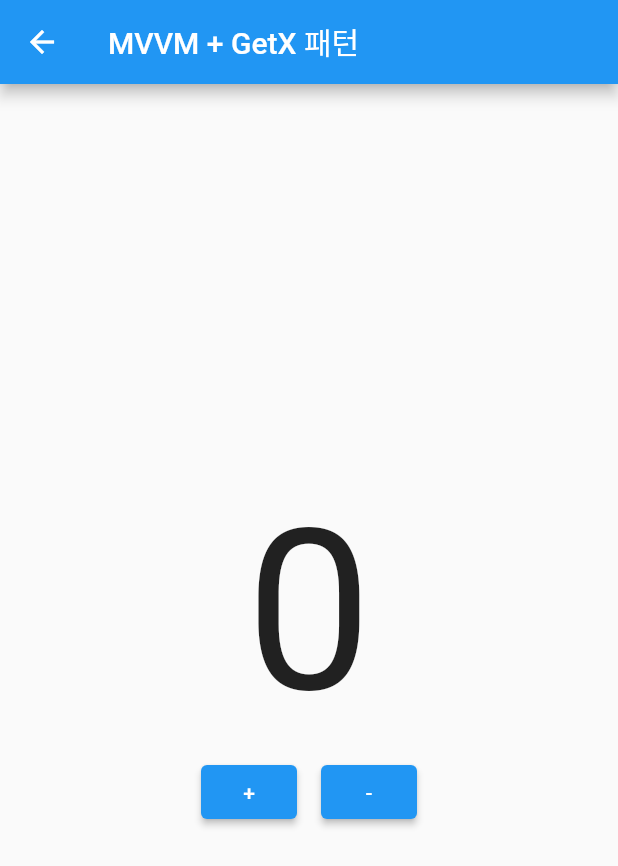
After one commit to dragon5354/flutter_pattern_study_d5354, a Flutter app: the screen it shows after launch, after a tap on "MVVM GETX PATTERN", on a phone screen of 412 x 824 dp. The commit adds this screen. Shown: the top 866 px of the screen. Run offline on Flutter 3.47's test engine with Material 2 defaults, Android fonts, the phone set to English and light mode, and no system bars; our stand-ins replace get, mvc_pattern.

Commit message:
mvvvm + GetX 사용 패턴

```diff
--- /dev/null
+++ b/lib/src/mvvm_getx/mvvm_getx_controller.dart
@@ -0,0 +1,24 @@
+
+import 'package:flutter_pattern_study_d5354/src/model/model.dart';
+import 'package:get/get.dart';
+
+class MVVMGetxController extends GetxController {
+  late Model model;
+  RxInt count = 0.obs;
+
+  @override
+  void onInit() {
+    super.onInit();
+    model = Model();
+  }
+
+  void incrementCounter() {
+    model.incrementCounter();
+    count(model.counter);
+  }
+
+  void decreamentCounter() {
+    model.decrementCounter();
+    count(model.counter);
+  }
+}
--- /dev/null
+++ b/lib/src/mvvm_getx/mvvm_getx_view.dart
@@ -0,0 +1,49 @@
+
+import 'package:flutter/material.dart';
+import 'package:flutter_pattern_study_d5354/src/mvvm_getx/mvvm_getx_controller.dart';
+import 'package:get/get_state_manager/get_state_manager.dart';
+
+// GetView로 controller를 바로 접근할 수 있도록 함
+class MVVMGetxView extends GetView<MVVMGetxController> {
+  const MVVMGetxView({Key? key}) : super(key: key);
+
+  @override
+  Widget build(BuildContext context) {
+    return Scaffold(
+      appBar: AppBar(title: const Text('MVVM + GetX 패턴')),
+      body: Center(
+        child: Column(
+          mainAxisAlignment: MainAxisAlignment.center,
+          children: [
+            // obx(반응형) 방식으로 해당 부분만 값이 바뀔 때 리로딩되게 함
+            Obx(
+              () => Text(controller.count.toString(),
+                  style: TextStyle(fontSize: 150)),
+            ),
+            Row(
+              mainAxisAlignment: MainAxisAlignment.center,
+              children: [
+                Padding(
+                  padding: const EdgeInsets.all(8.0),
+                  child: ElevatedButton(
+                      onPressed: () {
+                        controller.incrementCounter();
+                      },
+                      child: const Text('+')),
+                ),
+                Padding(
+                  padding: const EdgeInsets.all(8.0),
+                  child: ElevatedButton(
+                      onPressed: () {
+                        controller.decreamentCounter();
+                      },
+                      child: const Text('-')),
+                ),
+              ],
+            )
+          ],
+        ),
+      ),
+    );
+  }
+}
--- a/lib/src/pattern_home.dart
+++ b/lib/src/pattern_home.dart
@@ -1,7 +1,10 @@
 import 'package:flutter/material.dart';
 import 'package:flutter_pattern_study_d5354/src/mvc/views/mvc_view.dart';
 import 'package:flutter_pattern_study_d5354/src/mvvm/views/mvvm_view.dart';
+import 'package:flutter_pattern_study_d5354/src/mvvm_getx/mvvm_getx_controller.dart';
+import 'package:flutter_pattern_study_d5354/src/mvvm_getx/mvvm_getx_view.dart';
 import 'package:flutter_pattern_study_d5354/src/normal/normal_view.dart';
+import 'package:get/get.dart';
 
 /*
 main에서 바로 넘어오는 시작 페이지 역할.
@@ -45,7 +48,18 @@ class PatternHome extends StatelessWidget {
             // const SizedBox(height: 10),
             // mvvm + provider의 경우 provider를 써본 적이 없어서 생략함
             const SizedBox(height: 10),
-            const SizedBox(height: 10),
+            // mvvm + GetX 사용한 패턴
+            ElevatedButton(
+                onPressed: () {
+                  // Get.to 방식으로 라우팅 처리
+                  // BindingBuilder 통해서 controller 등록
+                  Get.to(MVVMGetxView(), binding: BindingsBuilder(
+                    () {
+                      Get.put(MVVMGetxController());
+                    },
+                  ));
+                },
+                child: const Text('MVVM GETX PATTERN')),
             const SizedBox(height: 10),
           ],
         ),
```
